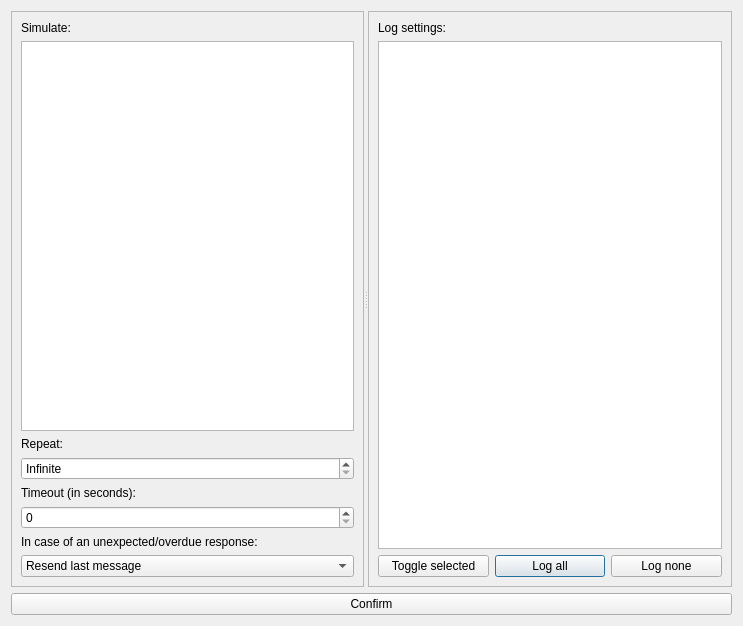
Qt form ui/simulate_dialog.ui (jopohl/urh) before a commit.
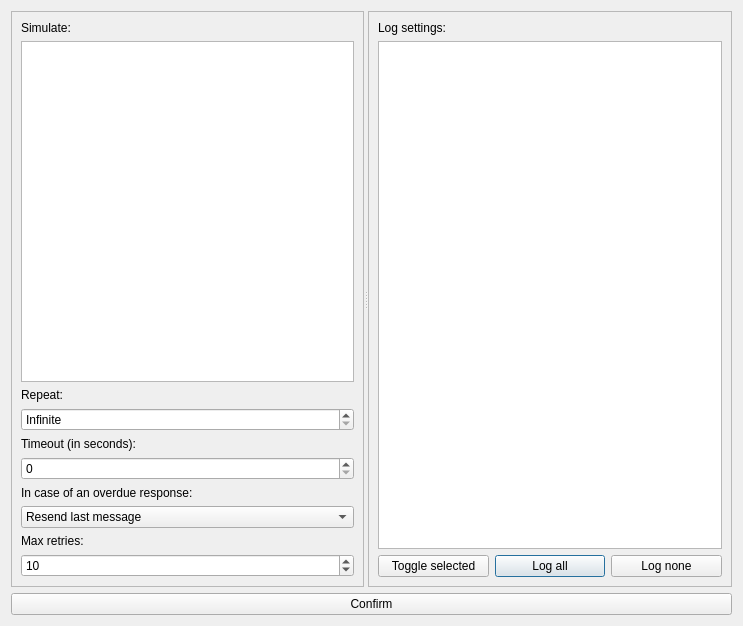
The same form after that commit. Custom widgets are drawn as their Qt base class.

Diff of the .ui file:
```diff
--- a/ui/simulate_dialog.ui
+++ b/ui/simulate_dialog.ui
@@ -83,7 +83,7 @@
        <item>
         <widget class="QLabel" name="label_4">
          <property name="text">
-          <string>In case of an unexpected/overdue response:</string>
+          <string>In case of an overdue response:</string>
          </property>
         </widget>
        </item>
@@ -106,6 +106,23 @@
          </item>
         </widget>
        </item>
+       <item>
+        <widget class="QLabel" name="label_6">
+         <property name="text">
+          <string>Max retries:</string>
+         </property>
+        </widget>
+       </item>
+       <item>
+        <widget class="QSpinBox" name="spinBoxRetries">
+         <property name="minimum">
+          <number>1</number>
+         </property>
+         <property name="value">
+          <number>10</number>
+         </property>
+        </widget>
+       </item>
       </layout>
      </widget>
      <widget class="QFrame" name="frame">
```
